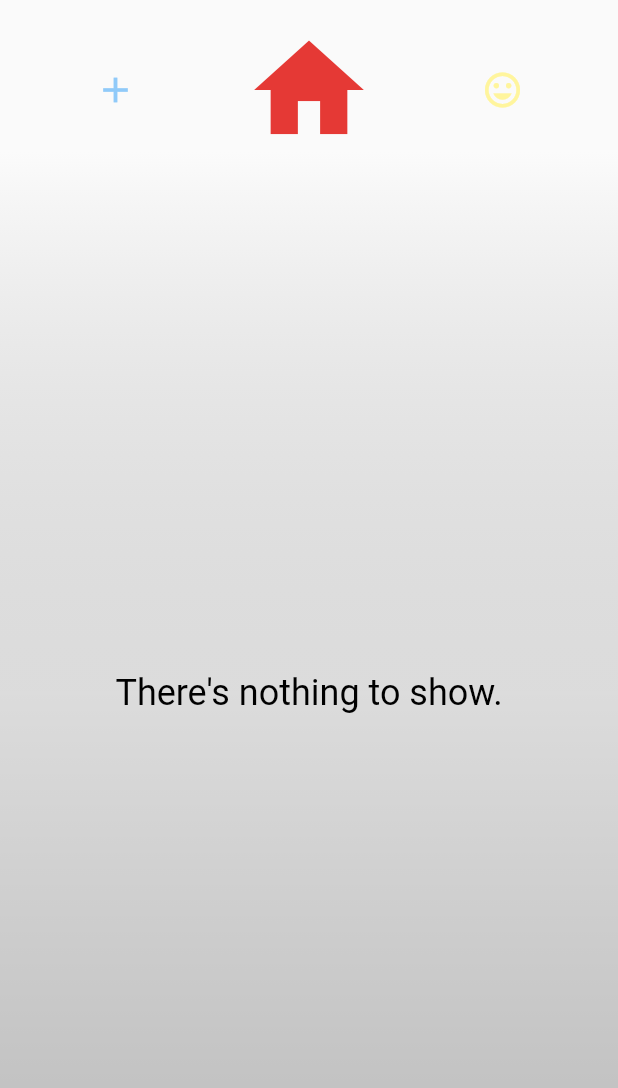
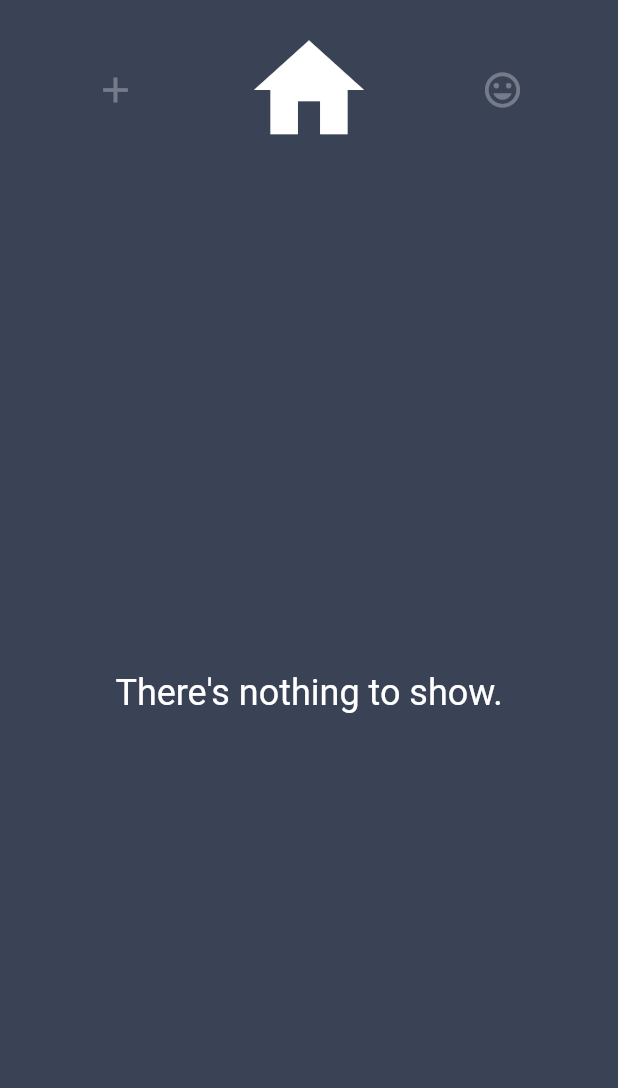
Before and after one commit to tarikk35/Flutter-NotTodoApp, a Flutter app: the screen it shows after launch, on a phone screen of 412 x 824 dp. Shown: the top 1088 px of the screen. Run offline on Flutter 3.47's test engine with Material 2 defaults, Android fonts, the phone set to English and light mode, and no system bars; our stand-ins replace sqflite; missing offline and left inert: flutter_sound; accounts and stored records are empty.

Commit message:
UI improvements and changes, bugfixes

```diff
--- a/lib/main.dart
+++ b/lib/main.dart
@@ -13,7 +13,6 @@ void main() async {
   - Uygulama ilk yüklendiği zaman yazı tipleri büyüklükleri gibi büyüklükler mediaquery'e göre ayarlansın.
   - List tile'ın başlığı ve detayları, yazı büyüdükçe otomatik ayarlansın.
   - Not todo'nun detay giriş yapılan yeri multi-line desteklesin.
-  - Swipe için : Yeni Achievement sayfası ekle.
   - Progress için birşeyler düşün.
   - Motive edici özellikler ekle.
   - Maskot ekle.
@@ -25,9 +24,15 @@ void main() async {
   - Ses kaydediliyorken kayıt olduğuna dair bir işaret verilsin.
   - Tarih seçme özelliği ekle.
   - Seçilen ikonu detayları açınca göster ?.
-  - Ekranı pageview horizontal'a dönüştür ve handle et.
-  - Tabbar tarzı eklenti oluştur.
-  - Draggable ve dragtarget widgetları oluştur.
+  - Swipe için : Yeni Achievement sayfası ekle ve sağa swap edilirse completed-achieved - sola swap edilirse edit olsun.
+  - Sağa swap edilirken star seçiliyse achieved, seçilmediyse deleted olsun.
+  - Priority olsun ve icon rengi priority ile belirlensin, veritabanına priority int eklensin ve enum priority sağlansın.
+  - Sağdaki sayfa için Achieved count - deleted count özellikleri eklensin.
+  - ListTile'ın en sağındaki yıldız animasyonu ve state'i eklensin ve sağa atıldığı zaman yıldıza göre durumu değişsin.
+  - Veritabanına Starred bit özelliği eklensin.
+  - Yazı giriş sınırı getirilebilir.
+  - Update yapılırken active bit'i değişmiyor fixle.
+  - Yazıları handle etmek için wrap kullan ve layout'u tamamen değiştir.
      */
 
 class MyApp extends StatelessWidget {
@@ -36,8 +41,9 @@ class MyApp extends StatelessWidget {
     return ScopedModel<AppModel>(
       model: AppModel(),
       child: MaterialApp(
-        theme: ThemeData(primaryColorBrightness: Brightness.light,
-        primarySwatch: Colors.blue),
+        theme: ThemeData(
+            primaryColorBrightness: Brightness.light,
+            primarySwatch: Colors.blue),
         title: 'Not-To-Do',
         debugShowCheckedModeBanner: false,
         home: PageViewer(),
--- a/lib/pages/form_page.dart
+++ b/lib/pages/form_page.dart
@@ -72,7 +72,7 @@ class FormPage extends StatelessWidget {
               title: Text(
                 'Not To Do',
                 style: TextStyle(
-                    color: Colors.black, fontSize: 44, fontFamily: 'Kingsman'),
+                    color: Colors.white, fontSize: 44, fontFamily: 'Kingsman'),
               ),
               centerTitle: true,
               floating: true,
@@ -95,7 +95,7 @@ class FormPage extends StatelessWidget {
                           controller: _titleController,
                           validationMsg:
                               'Please make sure you fill in the field.',
-                          icon: Icon(Icons.do_not_disturb),
+                          icon: Icon(Icons.do_not_disturb,color: Colors.white,),
                           text:
                               _isEdit() ? AppModel().selectedItem.title : null,
                         ),
@@ -107,7 +107,7 @@ class FormPage extends StatelessWidget {
                             controller: _detailController,
                             validationMsg:
                                 'Please make sure you fill in the field.',
-                            icon: Icon(Icons.edit),
+                            icon: Icon(Icons.edit,color: Colors.white,),
                             text: _isEdit()
                                 ? AppModel().selectedItem.details
                                 : null),
--- a/lib/pages/page_viewer.dart
+++ b/lib/pages/page_viewer.dart
@@ -54,15 +54,15 @@ class _PageViewerState extends State<PageViewer> {
             right: 0,
             height: 120,
             child: Container(
-              color: Colors.transparent,
+              color: Color.fromRGBO(58, 66, 86, 1.0),
               child: Row(
                 mainAxisAlignment: MainAxisAlignment.spaceEvenly,
                 children: <Widget>[
                   MyAnimatedIcon(
                     beginningSize: 28,
                     targetSize: 46,
-                    color1: Colors.blue.shade200,
-                    color2: Colors.blue.shade600,
+                    color1: Colors.white30,
+                    color2: Colors.white,
                     icon: Icons.add,
                     onPressed: _onPressedHandler,
                     index: 0,
@@ -71,8 +71,8 @@ class _PageViewerState extends State<PageViewer> {
                   MyAnimatedIcon(
                     beginningSize: 46,
                     targetSize: 88,
-                    color1: Colors.red.shade200,
-                    color2: Colors.red.shade600,
+                    color1: Colors.white30,
+                    color2: Colors.white,
                     icon: Icons.home,
                     onPressed: _onPressedHandler,
                     index: 1,
@@ -81,8 +81,8 @@ class _PageViewerState extends State<PageViewer> {
                   MyAnimatedIcon(
                     beginningSize: 28,
                     targetSize: 46,
-                    color1: Colors.yellow.shade200,
-                    color2: Colors.yellow.shade600,
+                    color1: Colors.white30,
+                    color2: Colors.white,
                     icon: Icons.tag_faces,
                     onPressed: _onPressedHandler,
                     index: 2,
--- a/lib/widgets/animated_mic.dart
+++ b/lib/widgets/animated_mic.dart
@@ -16,7 +16,7 @@ class AnimatedMic extends StatelessWidget {
                 icon: Icon(
                   Icons.mic,
                   size: 60,
-                  color: Colors.black,
+                  color: Colors.white,
                 ),
                 onPressed: () async {
                   model.changePath(await model.startRecording());
@@ -42,7 +42,7 @@ class AnimatedMic extends StatelessWidget {
                 ? CrossFadeState.showSecond
                 : CrossFadeState.showFirst,
           ),
-          Text(model.recorderTxt),
+          Text(model.recorderTxt,style: TextStyle(color: Colors.white),),
         ],
       ),
     );
--- a/lib/widgets/gradient_container.dart
+++ b/lib/widgets/gradient_container.dart
@@ -11,9 +11,9 @@ class GradientContainer extends StatelessWidget {
       decoration: BoxDecoration(
         gradient: LinearGradient(
             colors: [
-              Colors.white24,
-              Colors.black12,
-              Colors.black26
+              Color.fromRGBO(58, 66, 86, 1.0),
+              Color.fromRGBO(58, 66, 86, 1.0),
+              Color.fromRGBO(58, 66, 86, 1.0),
             ],
             begin: Alignment.topCenter,
             end: Alignment.bottomCenter,
--- a/lib/widgets/switch.dart
+++ b/lib/widgets/switch.dart
@@ -16,12 +16,12 @@ class _SwitchState extends State<CustomSwitch> {
     return Container(
       padding: EdgeInsets.only(left: 40,right: 40),
       child: SwitchListTile(
-        activeColor: Colors.black,
+        activeColor: Colors.white,
         inactiveTrackColor: Colors.black26,
         inactiveThumbColor: Colors.grey,
         title: Text(
           'This is active',
-          style: TextStyle(fontSize: 20,color: Colors.black87),
+          style: TextStyle(fontSize: 20,color: Colors.white70),
         ),
         value: AppModel().isActive,
         onChanged: (value) {
```
Also changed, not shown: lib/pages/tab_viewer.dart (deleted, +0 -94 lines), lib/services/sound_ops.dart (+23 -4 lines), lib/widgets/card_list.dart (+62 -35 lines), lib/widgets/play_btn.dart (+9 -5 lines), 1 other file.
